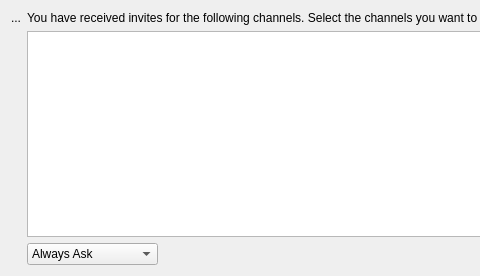
Above: src/irc/invitedialog.ui from KDE/konversation before the change; both pictures show x 0 to 480 and y 0 to 276 of the 696 by 276 pixel window. Below: the same form after it.
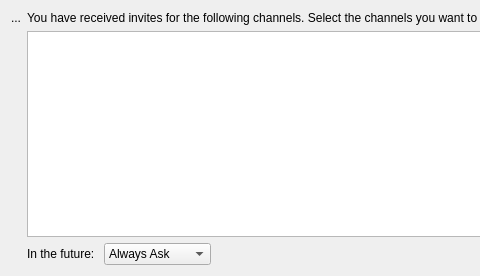
That is the form after the change.

Commit message: Added TextLabel "In the Future:" to the form.

Patch:
```diff
--- a/src/irc/invitedialog.ui
+++ b/src/irc/invitedialog.ui
@@ -27,17 +27,17 @@
      </property>
     </widget>
    </item>
-   <item row="0" column="1" colspan="2">
+   <item row="0" column="1" colspan="3">
     <widget class="QLabel" name="m_textLabel">
      <property name="text">
       <string>You have received invites for the following channels. Select the channels you want to join:</string>
      </property>
     </widget>
    </item>
-   <item row="1" column="1" colspan="2">
+   <item row="1" column="1" colspan="3">
     <widget class="QTreeView" name="m_channelView"/>
    </item>
-   <item row="2" column="1">
+   <item row="2" column="2">
     <widget class="QComboBox" name="m_joinPreferences">
      <item>
       <property name="text">
@@ -56,7 +56,7 @@
      </item>
     </widget>
    </item>
-   <item row="2" column="2">
+   <item row="2" column="3">
     <spacer name="horizontalSpacer">
      <property name="orientation">
       <enum>Qt::Horizontal</enum>
@@ -72,6 +72,13 @@
      </property>
     </spacer>
    </item>
+   <item row="2" column="1">
+    <widget class="QLabel" name="label">
+     <property name="text">
+      <string>In the future: </string>
+     </property>
+    </widget>
+   </item>
   </layout>
  </widget>
  <resources/>
```
